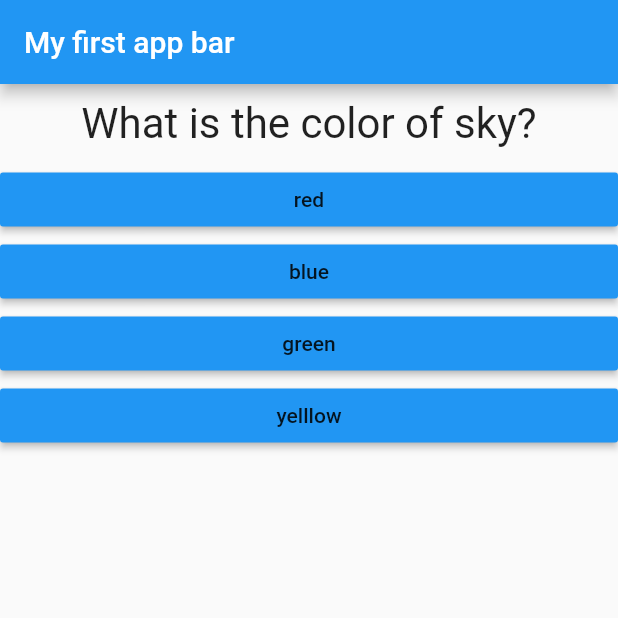
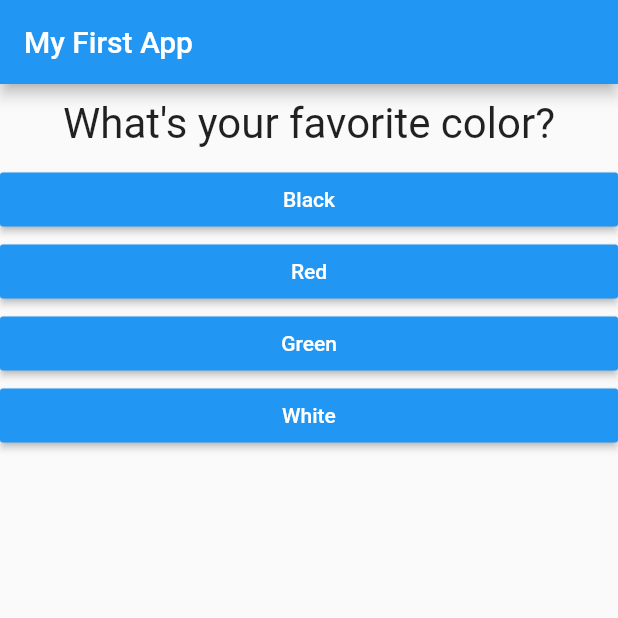
Before and after one commit to dhairya-lakhera/my-flutter-app1, a Flutter app: the screen it shows after launch, on a phone screen of 412 x 824 dp, the top half of it. Run offline on Flutter 3.47's test engine with Material 2 defaults, Android fonts, the phone set to English and light mode, and no system bars.

```diff
--- a/lib/answer.dart
+++ b/lib/answer.dart
@@ -1,7 +1,7 @@
 import 'package:flutter/material.dart';
 
 class Answer extends StatelessWidget {
-  final VoidCallback selectHandler;
+  final Function selectHandler;
   final String answerText;
 
   Answer(this.selectHandler, this.answerText);
@@ -12,6 +12,7 @@ class Answer extends StatelessWidget {
       width: double.infinity,
       child: RaisedButton(
         color: Colors.blue,
+        textColor: Colors.white,
         child: Text(answerText),
         onPressed: selectHandler,
       ),
--- a/lib/main.dart
+++ b/lib/main.dart
@@ -1,79 +1,74 @@
 import 'package:flutter/material.dart';
 
-import './question.dart';
-import './answer.dart';
+import './quiz.dart';
+import './result.dart';
+// void main() {
+//   runApp(MyApp());
+// }
 
-void main() {
-  runApp(MyApp());
-}
+void main() => runApp(MyApp());
 
 class MyApp extends StatefulWidget {
   @override
   State<StatefulWidget> createState() {
     // TODO: implement createState
-    return MyAppState();
+    return _MyAppState();
   }
 }
 
-class MyAppState extends State<MyApp> {
-  var questionIndex = 0;
+class _MyAppState extends State<MyApp> {
+  final _questions = const [
+    {
+      'questionText': 'What\'s your favorite color?',
+      'answers': ['Black', 'Red', 'Green', 'White'],
+    },
+    {
+      'questionText': 'What\'s your favorite animal?',
+      'answers': ['Rabbit', 'Snake', 'Elephant', 'Lion'],
+    },
+    {
+      'questionText': 'Who\'s your favorite instructor?',
+      'answers': ['Max', 'Max', 'Max', 'Max'],
+    },
+  ];
+  var _questionIndex = 0;
 
-  void answerQuestion() {
+  void _answerQuestion() {
+    // var aBool = true;
+    // aBool = false;
+
     setState(() {
-      questionIndex = questionIndex + 1;
+      _questionIndex = _questionIndex + 1;
     });
-    print(questionIndex);
+    print(_questionIndex);
+    if (_questionIndex < _questions.length) {
+      print('We have more questions!');
+    } else {
+      print('No more questions!');
+    }
   }
 
-  var questions = [
-    {
-      'questionText': 'What is the color of sky?',
-      'answer': [
-        'red',
-        'blue',
-        'green',
-        'yelllow',
-      ]
-    },
-    {
-      'questionText': 'Which is the current indian odi team captain?',
-      'answer': [
-        'rohit',
-        'kohli',
-        'kl rahul',
-        'ashwin',
-      ]
-    },
-    {
-      'questionText': 'How many months in a year?',
-      'answer': [
-        '9',
-        '10',
-        '11',
-        '12',
-      ]
-    },
-  ];
+  @override
+  Widget build(BuildContext context) {
+    // var dummy = const ['Hello'];
+    // dummy.add('Max');
+    // print(dummy);
+    // dummy = [];
+    // questions = []; // does not work if questions is a const
 
-  build(BuildContext context) {
     return MaterialApp(
-        home: Scaffold(
-      appBar: AppBar(
-        title: Text('My first app bar'),
+      home: Scaffold(
+        appBar: AppBar(
+          title: Text('My First App'),
+        ),
+        body: _questionIndex < _questions.length
+            ? Quiz(
+                answerQuestion: _answerQuestion,
+                questionIndex: _questionIndex,
+                questions: _questions,
+              )
+            : Result(),
       ),
-      body: questionIndex < questions.length
-          ? Column(
-              children: [
-                Question(questions[questionIndex]["questionText"].toString()),
-                ...(questions[questionIndex]["answer"] as List<String>)
-                    .map((answer) {
-                  return Answer(answerQuestion, answer);
-                }).toList(),
-              ],
-            )
-          : Center(
-              child: Text('You did it'),
-            ),
-    ));
+    );
   }
 }
--- a/lib/question.dart
+++ b/lib/question.dart
@@ -1,16 +1,15 @@
 import 'package:flutter/material.dart';
 
 class Question extends StatelessWidget {
-  String questionText;
+  final String questionText;
 
   Question(this.questionText);
 
   @override
   Widget build(BuildContext context) {
-    // TODO: implement build
     return Container(
+      width: double.infinity,
       margin: EdgeInsets.all(10),
-      width: double.infinity,
       child: Text(
         questionText,
         style: TextStyle(fontSize: 28),
--- /dev/null
+++ b/lib/quiz.dart
@@ -0,0 +1,30 @@
+import 'package:flutter/material.dart';
+
+import './question.dart';
+import './answer.dart';
+
+class Quiz extends StatelessWidget {
+  final List<Map<String, Object>> questions;
+  final int questionIndex;
+  final Function answerQuestion;
+
+  Quiz({
+    @required this.questions,
+    @required this.answerQuestion,
+    @required this.questionIndex,
+  });
+
+  @override
+  Widget build(BuildContext context) {
+    return Column(
+      children: [
+        Question(
+          questions[questionIndex]['questionText'],
+        ),
+        ...(questions[questionIndex]['answers'] as List<String>).map((answer) {
+          return Answer(answerQuestion, answer);
+        }).toList()
+      ],
+    );
+  }
+}
--- /dev/null
+++ b/lib/result.dart
@@ -0,0 +1,10 @@
+import 'package:flutter/material.dart';
+
+class Result extends StatelessWidget {
+  @override
+  Widget build(BuildContext context) {
+    return Center(
+      child: Text('You did it!'),
+    );
+  }
+}
```
Also changed, not shown: pubspec.yaml (+6 -23 lines), pubspec.lock, 1 other file.
